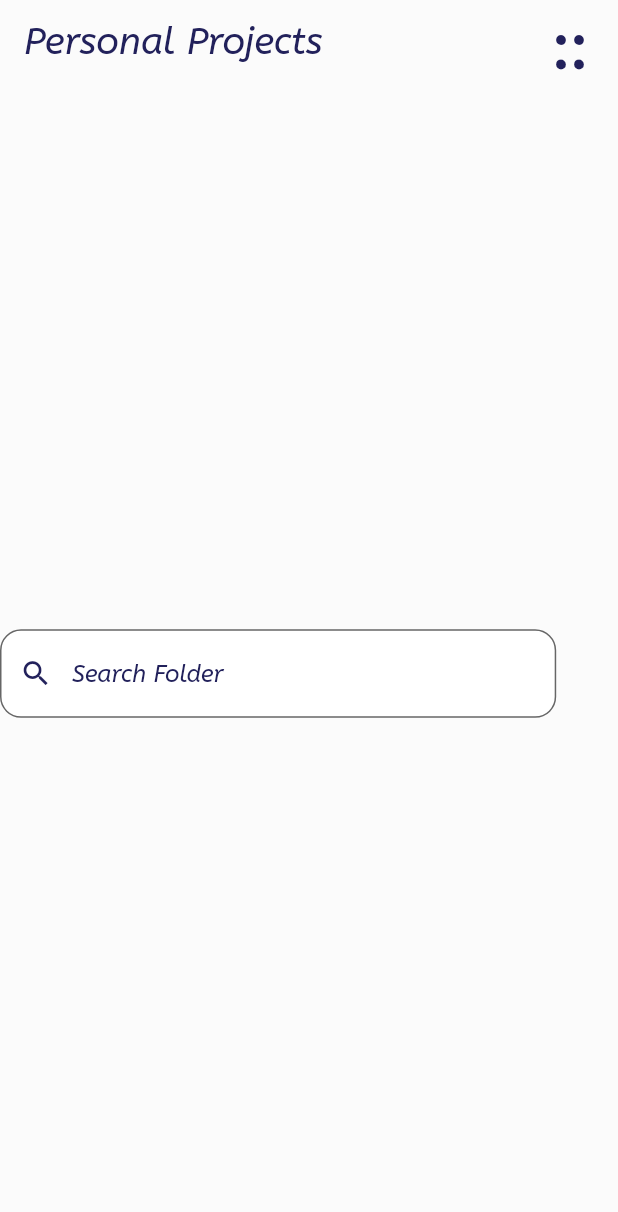
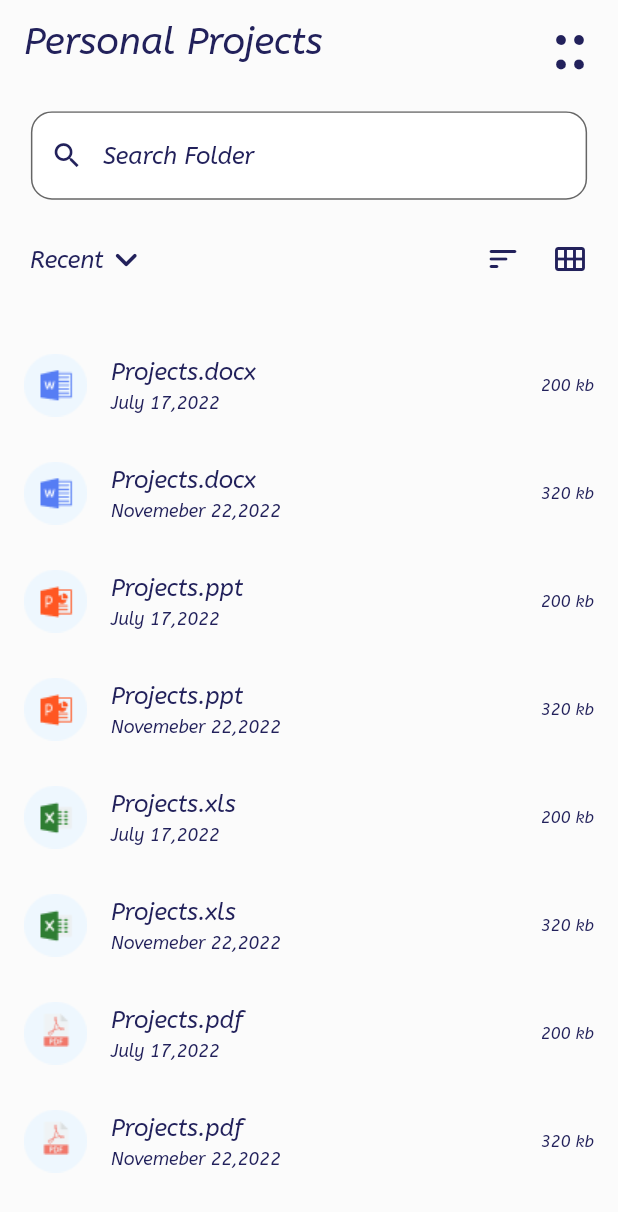
Before and after one commit to Mahi-Badaya/PrintBox-DuHacks, a Flutter app: the PersonalProjects screen opened directly, on a phone screen of 412 x 824 dp. Shown: the top 1212 px of the screen. Run offline on Flutter 3.47's test engine with Material 2 defaults, Android fonts, the phone set to English and light mode, and no system bars.

Commit message:
personal projects

```diff
--- a/lib/Screens/PersonalProjects.dart
+++ b/lib/Screens/PersonalProjects.dart
@@ -24,11 +24,50 @@ class PersonalProjects extends StatelessWidget {
         ),
       ),
       body: Column(
-        mainAxisAlignment: MainAxisAlignment.center,
         children: [
           Search(),
+          SizedBox(height: height*0.03,),
+          Padding(
+            padding: const EdgeInsets.symmetric(horizontal: 20.0),
+            child: Row(
+              mainAxisAlignment: MainAxisAlignment.center,
+              children: [
+                Text('Recent',style: TextStyle(color: Color(0xff22215b),fontSize: 16,fontStyle: FontStyle.italic)),
+                Icon(Icons.keyboard_arrow_down_rounded,color: Color(0xff22215b),size: 30,),
+                Spacer(),
+                Icon(Icons.sort_rounded,color: Color(0xff22215b),),
+                SizedBox(width: width*0.05,),
+                Icon(Icons.calendar_view_month_outlined,color: Color(0xff22215b),),
+              ],
+            ),
+          ),
+          SizedBox(height: height*0.04,),
+          Expanded(
+            child: ListView.builder(
+                itemCount: 4,
+                itemBuilder: (context, index) {
+                  return Column(
+                    children: [
+                      ListTile(
+                        leading: Image.asset(images[index]),
+                        title: Text(names[index],style: TextStyle(color: Color(0xff22215b),fontStyle: FontStyle.italic,fontSize: 16),),
+                        subtitle: Text('July 17,2022',style: TextStyle(color: Color(0xff22215b),fontStyle: FontStyle.italic,fontSize: 12)),
+                        trailing: Text('200 kb',style: TextStyle(color: Color(0xff22215b),fontStyle: FontStyle.italic,fontSize: 11)),
+                      ),
+                      ListTile(
+                        leading: Image.asset(images[index]),
+                        title: Text(names[index],style: TextStyle(color: Color(0xff22215b),fontStyle: FontStyle.italic,fontSize: 16),),
+                        subtitle: Text('Novemeber 22,2022',style: TextStyle(color: Color(0xff22215b),fontStyle: FontStyle.italic,fontSize: 12)),
+                        trailing: Text('320 kb',style: TextStyle(color: Color(0xff22215b),fontStyle: FontStyle.italic,fontSize: 11)),
+                      ),
+                    ],
+                  );
+                }),
+          ),
         ],
       ),
     );
   }
 }
+List<String> images = ["assets/icons/docx.png", "assets/icons/ppt.png", "assets/icons/excel.png","assets/icons/pdf.png"];
+List<String> names = ['Projects.docx', 'Projects.ppt', 'Projects.xls','Projects.pdf'];
```
Also changed, not shown: assets/icons/excel.png (added), assets/icons/pdf.png (added), assets/icons/ppt.png (added).
